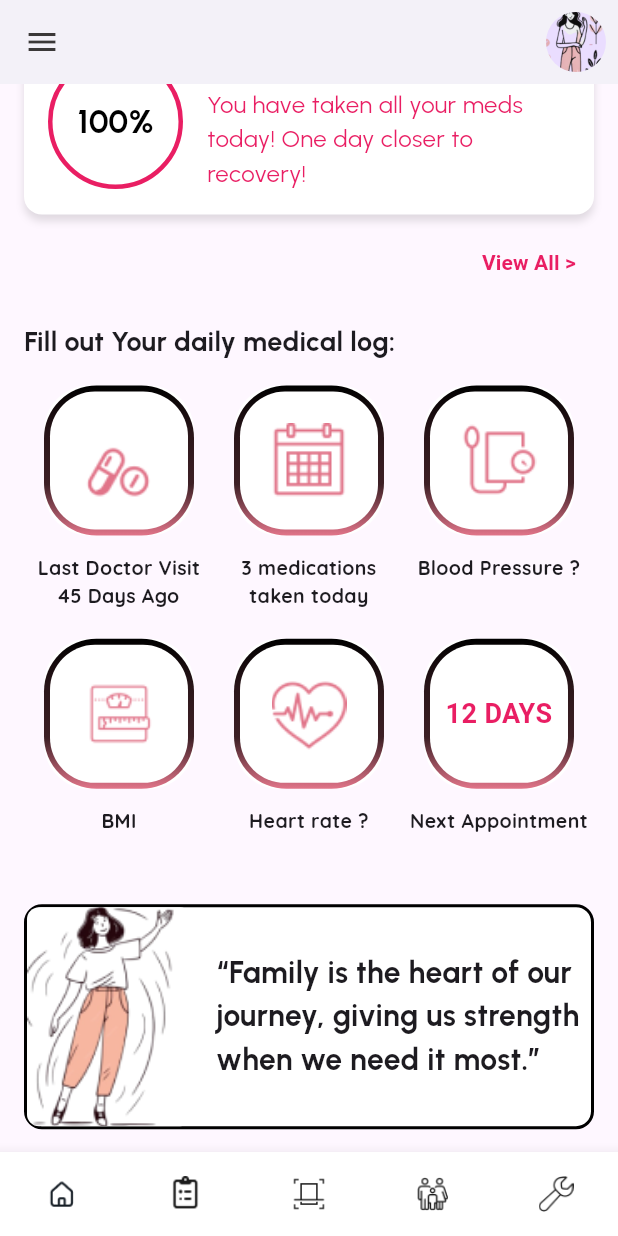
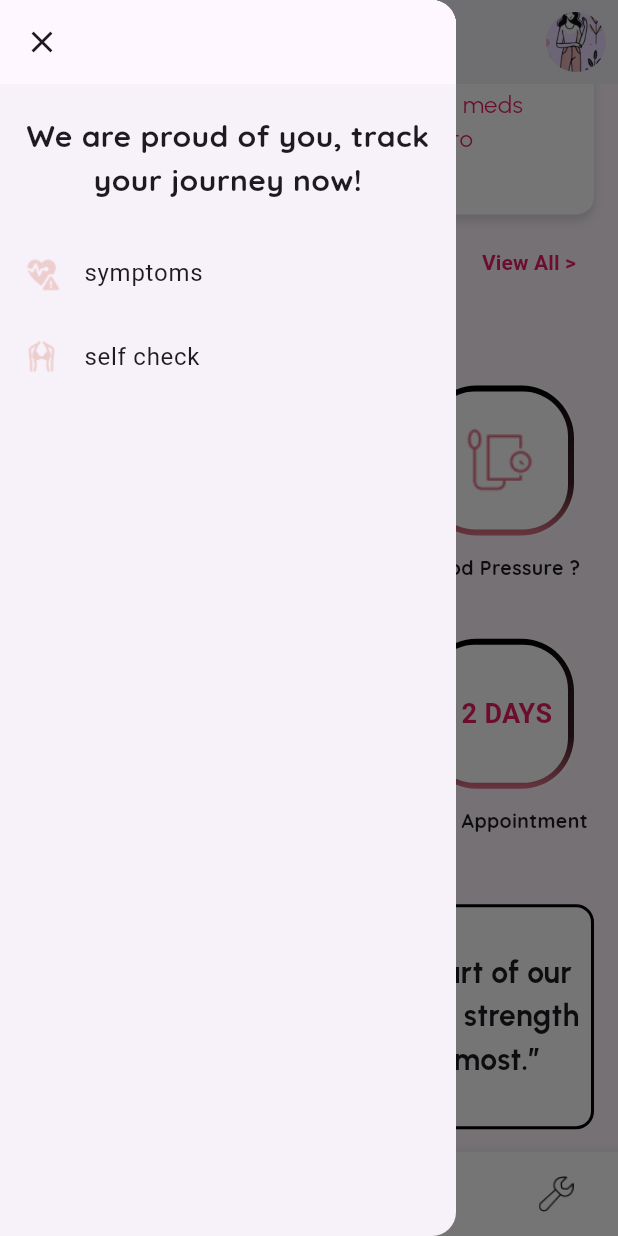
Before and after one commit to BechiriElbatoul/Pink-Bytes-Project, a Flutter app: the screen it shows after launch, scrolled down 153 dp, after a tap on the "menu" icon, on a phone screen of 412 x 824 dp. Run offline on Flutter 3.47's test engine with Material 3 defaults, Android fonts, the phone set to English and light mode, and no system bars.

Commit message:
Committing all changes, including fonts, login, main.dart, and pubspec.yaml updates

```diff
--- a/Frontend/mobile-app/pinktober/lib/Home_page.dart
+++ b/Frontend/mobile-app/pinktober/lib/Home_page.dart
@@ -17,11 +17,19 @@ class HomePage extends StatelessWidget {
             ),
           ),
         ],
-        leading: IconButton(
-          icon: const Icon(Icons.menu, color: Color.fromARGB(255, 58, 56, 56)),
-          onPressed: () {},
+        leading: Builder(
+          builder: (BuildContext context) {
+            return IconButton(
+              icon: const Icon(Icons.menu,
+                  color: Color.fromARGB(255, 58, 56, 56)),
+              onPressed: () {
+                Scaffold.of(context).openDrawer();
+              },
+            );
+          },
         ),
       ),
+      drawer: _buildSideBar(context),
       body: SingleChildScrollView(
         child: Padding(
           padding: const EdgeInsets.all(16.0),
@@ -79,6 +87,54 @@ class HomePage extends StatelessWidget {
         ),
       ),
       bottomNavigationBar: _buildBottomNavigationBar(),
+    );
+  }
+
+  Drawer _buildSideBar(BuildContext context) {
+    return Drawer(
+      child: Container(
+        width: 100,
+        child: Column(
+          children: [
+            AppBar(
+              automaticallyImplyLeading: false,
+              leading: IconButton(
+                icon: const Icon(Icons.close),
+                onPressed: () {
+                  Navigator.of(context).pop();
+                },
+              ),
+            ),
+            const SizedBox(height: 20),
+            const Text(
+              'We are proud of you, track your journey now!',
+              style: TextStyle(
+                fontSize: 20,
+                fontWeight: FontWeight.bold,
+                fontFamily: 'Quicksand',
+              ),
+              textAlign: TextAlign.center,
+            ),
+            const SizedBox(height: 20),
+            _buildSidebarButton(
+                'symptoms', 'assets/images/Hypertension.png', context),
+            _buildSidebarButton(
+                'self check', 'assets/images/Black Woman Bra.png', context),
+          ],
+        ),
+      ),
+    );
+  }
+
+  Widget _buildSidebarButton(
+      String text, String iconPath, BuildContext context) {
+    return ListTile(
+      leading: Image.asset(iconPath, width: 24, height: 24),
+      title: Text(text),
+      onTap: () {
+        // Handle button tap
+        Navigator.of(context).pop();
+      },
     );
   }
 
@@ -253,16 +309,9 @@ class HomePage extends StatelessWidget {
                               ),
                               textAlign: TextAlign.center,
                             )
-                          : Container(
-                              width: 50,
-                              height: 50,
-                              decoration: BoxDecoration(
-                                color: const Color.fromARGB(255, 255, 255, 255),
-                              ),
-                              child: Image.asset(
-                                'assets/images/${index + 1}.png',
-                                fit: BoxFit.cover,
-                              ),
+                          : Image.asset(
+                              'assets/images/${index + 1}.png',
+                              fit: BoxFit.cover,
                             ),
                     ),
                   ),
@@ -324,7 +373,7 @@ class HomePage extends StatelessWidget {
           const Expanded(
             child: Text(
               '“Family is the heart of our journey, giving us strength when we need it most.”', // Replace with your actual text
-              style: const TextStyle(
+              style: TextStyle(
                 fontSize: 20,
                 fontWeight: FontWeight.bold,
                 fontFamily: 'Urbanist',
```
Also changed, not shown: Frontend/mobile-app/pinktober/assets/images/Black Woman Bra.png (added), Frontend/mobile-app/pinktober/assets/images/Hypertension.png (added).
